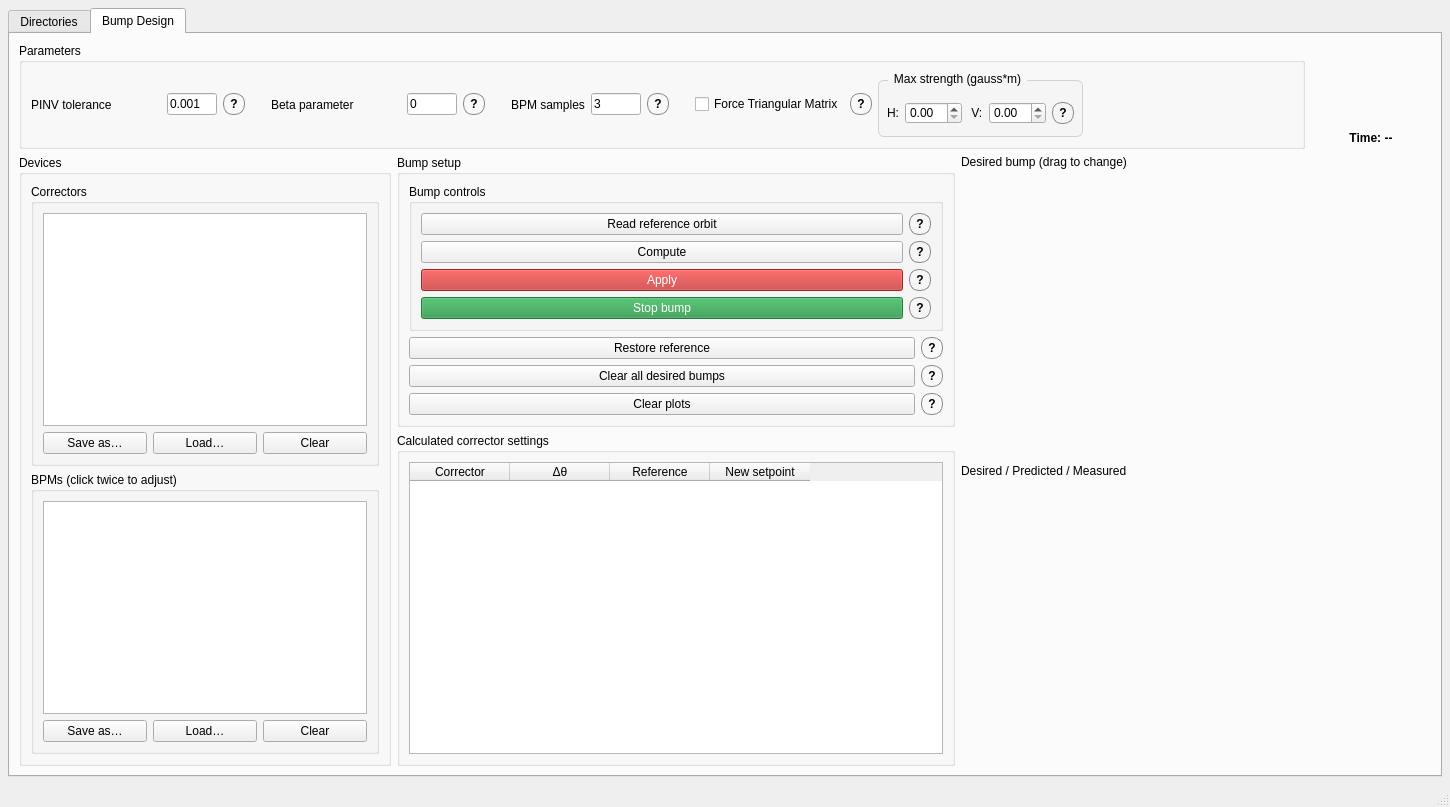
Before: the Qt Designer form UI files/BumpsApplication_GUI.ui in flight-simulator-framework/orbit-bump, drawn with Qt 5.
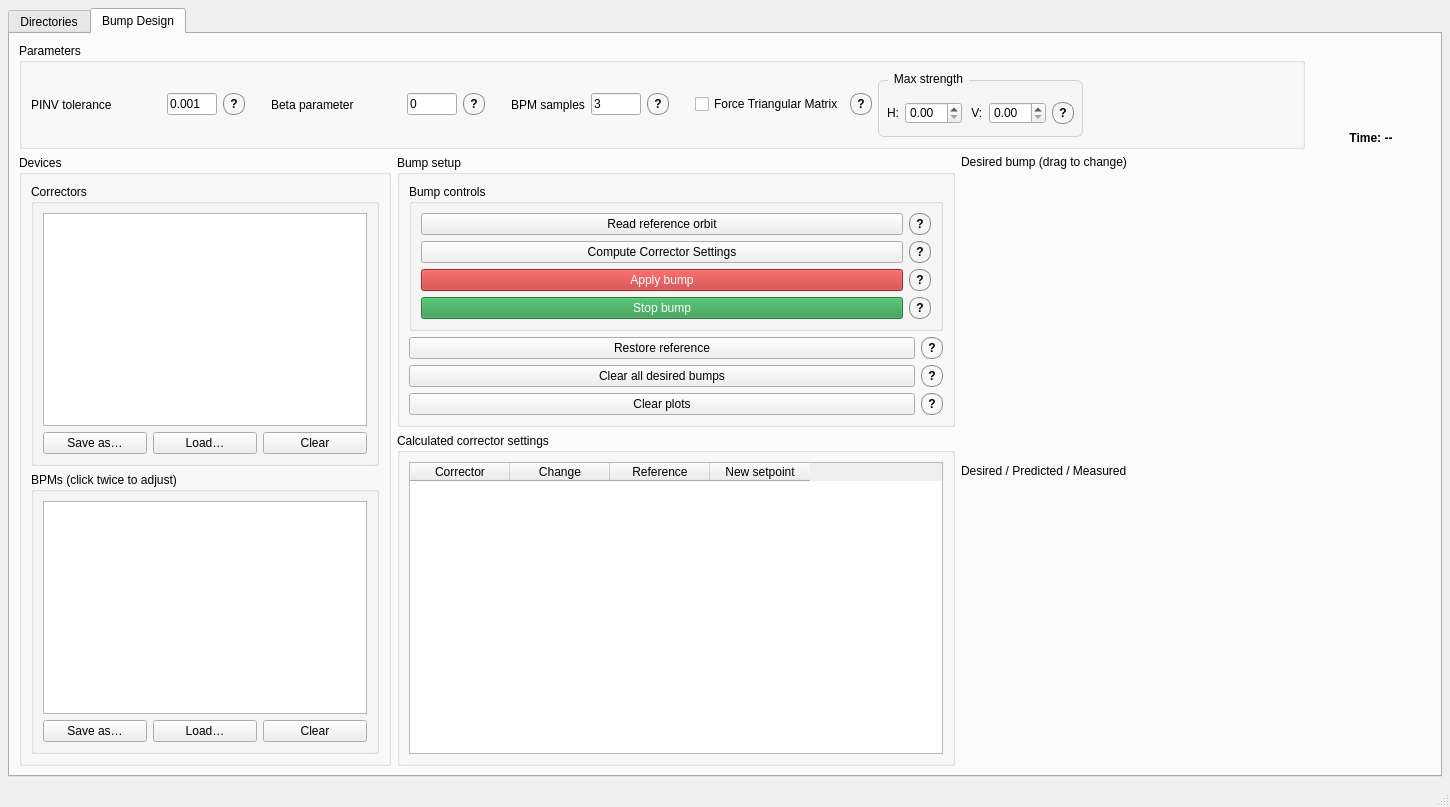
After: the same form once the commit is applied.

Commit message: Bumps Application: add corrector weights; fix units per each interface.

```diff
--- a/UI files/BumpsApplication_GUI.ui
+++ b/UI files/BumpsApplication_GUI.ui
@@ -639,7 +639,7 @@
 }</string>
                  </property>
                  <property name="title">
-                  <string>Max strength (gauss*m)</string>
+                  <string>Max strength</string>
                  </property>
                  <layout class="QVBoxLayout" name="current_groupbox_layout">
                   <property name="spacing">
@@ -954,7 +954,7 @@
                      <bool>true</bool>
                     </property>
                     <property name="text">
-                     <string>Compute</string>
+                     <string>Compute Corrector Settings</string>
                     </property>
                    </widget>
                   </item>
@@ -1010,7 +1010,7 @@
                      <string notr="true">background-color: rgb(190, 45, 45); color: white;</string>
                     </property>
                     <property name="text">
-                     <string>Apply</string>
+                     <string>Apply bump</string>
                     </property>
                    </widget>
                   </item>
@@ -1276,7 +1276,7 @@
                  </column>
                  <column>
                   <property name="text">
-                   <string>Δθ</string>
+                   <string>Change</string>
                   </property>
                  </column>
                  <column>
```
Left out of the diff: 8 changed lines with no effect on the pictures. The commit also changes 2 other files.
